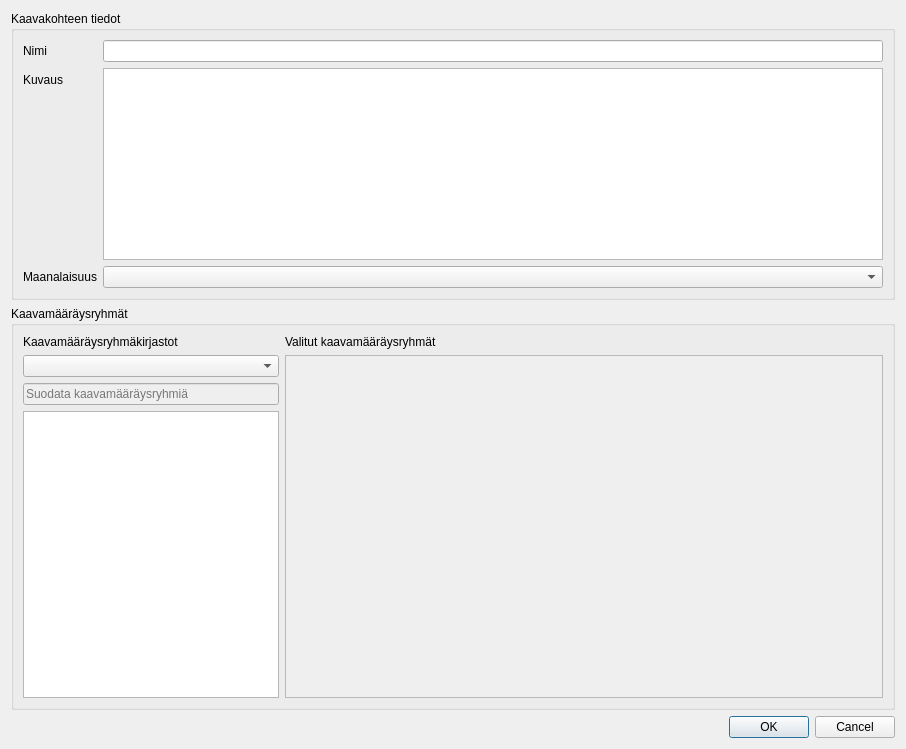
Old version of the form arho_feature_template/gui/dialogs/plan_feature_form.ui in the repository GispoCoding/arho-qgis-plugin.
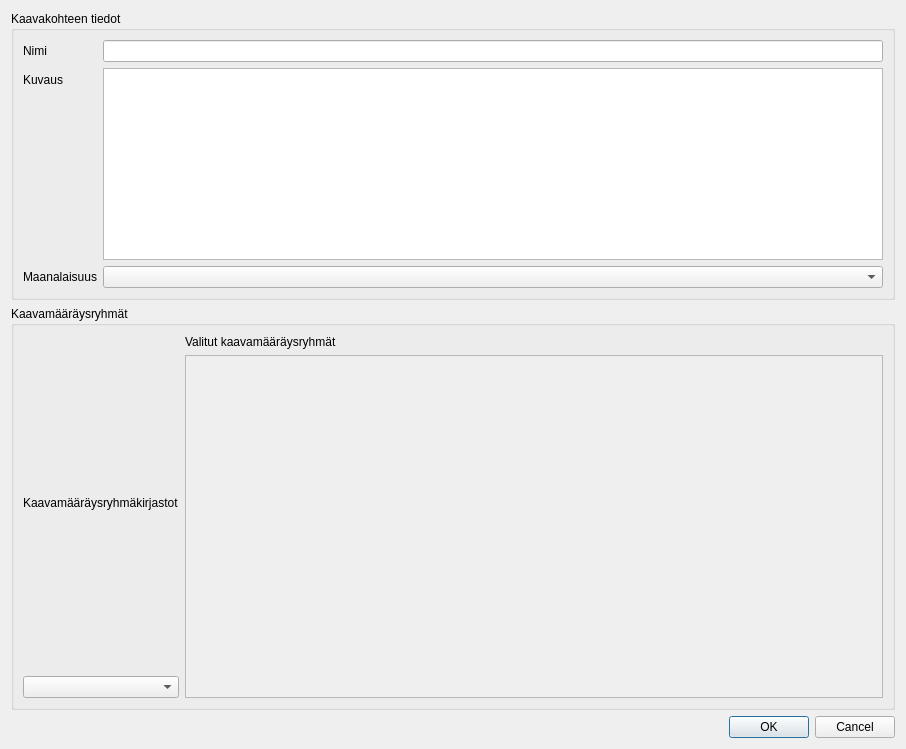
New version of the form. Custom widgets are drawn as their Qt base class.

Commit message: add TreeWithSearchWidget, use it in new plan regulation form, plan feature form and plan attribute form

```diff
--- a/arho_feature_template/gui/dialogs/plan_feature_form.ui
+++ b/arho_feature_template/gui/dialogs/plan_feature_form.ui
@@ -81,64 +81,6 @@
         <item>
          <widget class="QComboBox" name="plan_regulation_group_libraries_combobox"/>
         </item>
-        <item>
-         <widget class="QgsFilterLineEdit" name="mLineEdit">
-          <property name="enabled">
-           <bool>false</bool>
-          </property>
-          <property name="sizePolicy">
-           <sizepolicy hsizetype="Preferred" vsizetype="Fixed">
-            <horstretch>0</horstretch>
-            <verstretch>0</verstretch>
-           </sizepolicy>
-          </property>
-          <property name="placeholderText">
-           <string>Suodata kaavamääräysryhmiä</string>
-          </property>
-          <property name="clearButtonEnabled">
-           <bool>false</bool>
-          </property>
-          <property name="showSearchIcon">
-           <bool>true</bool>
-          </property>
-          <property name="qgisRelation" stdset="0">
-           <string notr="true"/>
-          </property>
-         </widget>
-        </item>
-        <item>
-         <widget class="QTreeWidget" name="plan_regulation_groups_tree">
-          <property name="sizePolicy">
-           <sizepolicy hsizetype="Preferred" vsizetype="Expanding">
-            <horstretch>0</horstretch>
-            <verstretch>0</verstretch>
-           </sizepolicy>
-          </property>
-          <property name="frameShape">
-           <enum>QFrame::StyledPanel</enum>
-          </property>
-          <property name="frameShadow">
-           <enum>QFrame::Sunken</enum>
-          </property>
-          <property name="editTriggers">
-           <set>QAbstractItemView::NoEditTriggers</set>
-          </property>
-          <property name="dragDropMode">
-           <enum>QAbstractItemView::NoDragDrop</enum>
-          </property>
-          <property name="alternatingRowColors">
-           <bool>false</bool>
-          </property>
-          <attribute name="headerVisible">
-           <bool>false</bool>
-          </attribute>
-          <column>
-           <property name="text">
-            <string/>
-           </property>
-          </column>
-         </widget>
-        </item>
        </layout>
       </item>
       <item>
@@ -160,7 +102,7 @@
             <rect>
              <x>0</x>
              <y>0</y>
-             <width>596</width>
+             <width>656</width>
              <height>600</height>
             </rect>
            </property>
@@ -189,11 +131,6 @@
    <header>qgscollapsiblegroupbox.h</header>
    <container>1</container>
   </customwidget>
-  <customwidget>
-   <class>QgsFilterLineEdit</class>
-   <extends>QLineEdit</extends>
-   <header>qgsfilterlineedit.h</header>
-  </customwidget>
   <customwidget>
    <class>CodeComboBox</class>
    <extends>QComboBox</extends>
```
Left out of the diff: 2 changed lines with no effect on the pictures. The commit also changes 7 other files.
